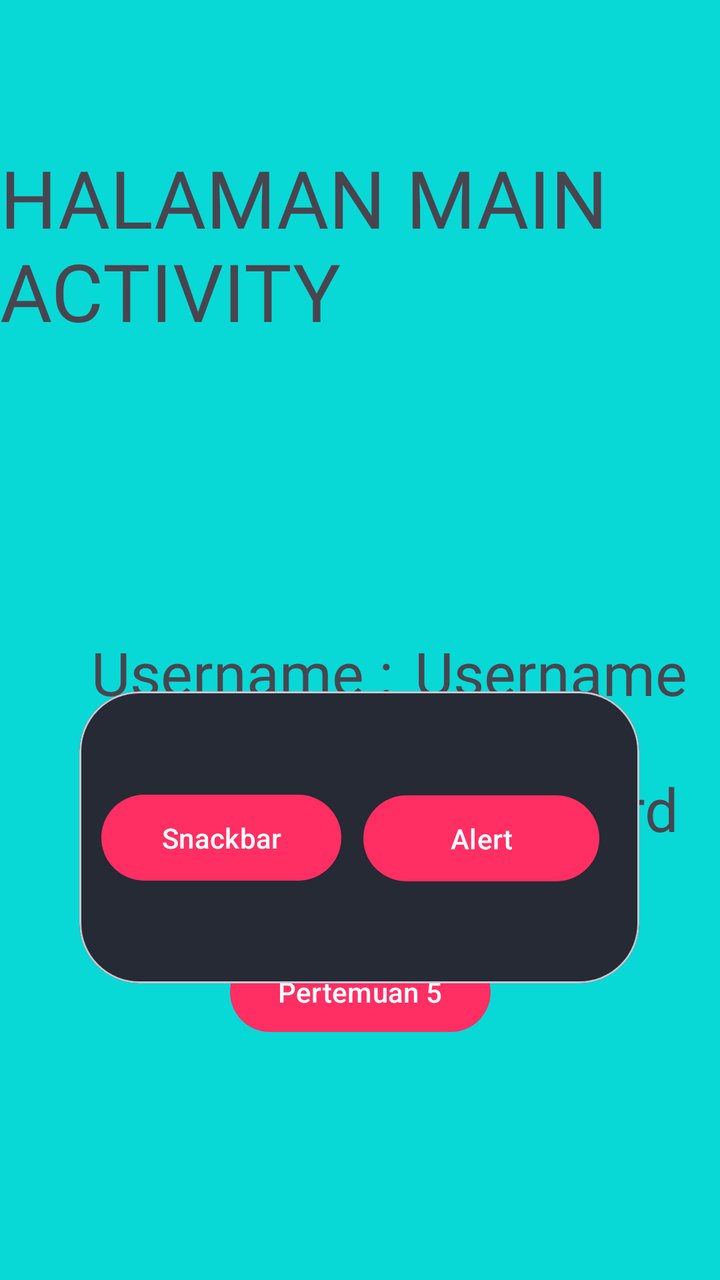
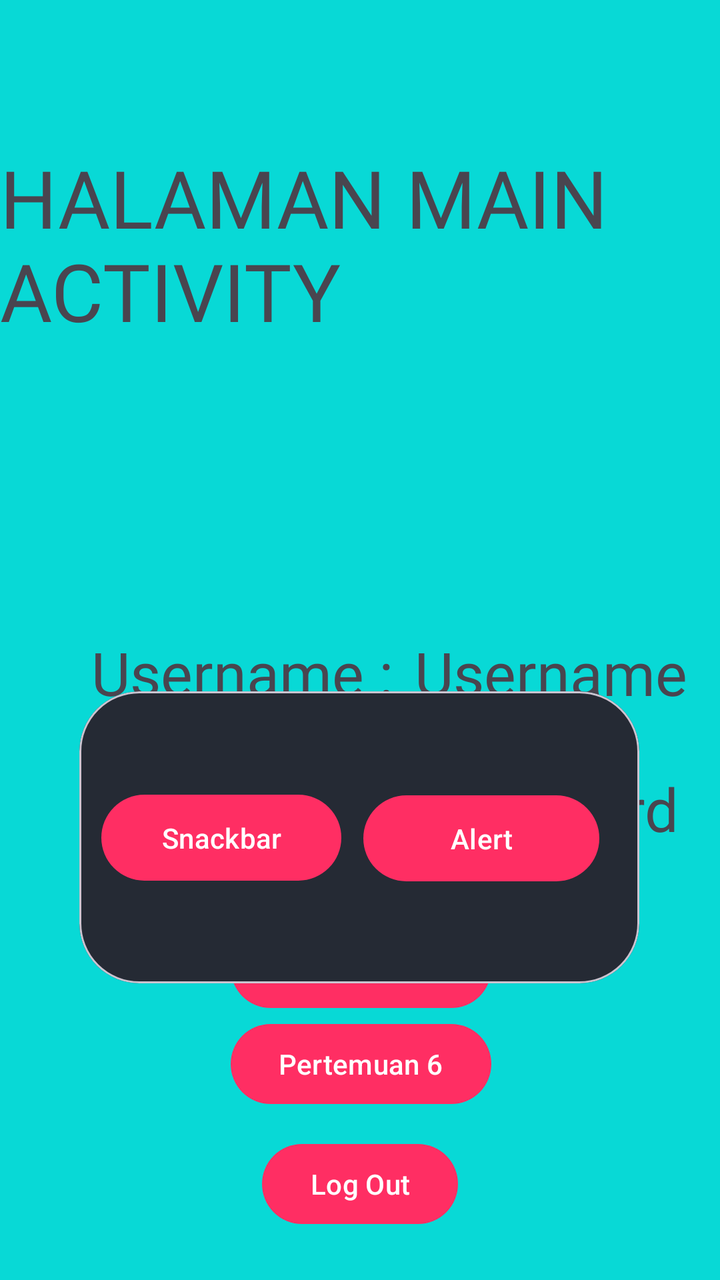

An Android layout rendered at two revisions. The XML below is the earlier revision; the diff shows what the commit changed to produce the second picture.
<!-- AndroidManifest.xml: application theme Theme.Pedro3TIA -->
<!-- res/layout/activity_main.xml -->
<?xml version="1.0" encoding="utf-8"?>
<androidx.constraintlayout.widget.ConstraintLayout xmlns:android="http://schemas.android.com/apk/res/android"
    xmlns:app="http://schemas.android.com/apk/res-auto"
    xmlns:tools="http://schemas.android.com/tools"
    android:id="@+id/main"
    android:background="@color/free"
    android:layout_width="match_parent"
    android:layout_height="match_parent"
    tools:context=".MainActivity">

    <TextView
        android:id="@+id/txtUsername"
        android:layout_width="wrap_content"
        android:layout_height="wrap_content"
        android:layout_marginTop="316dp"
        android:fontFamily="@font/bebasneue"
        android:text="Username "
        android:textSize="30sp"
        app:layout_constraintEnd_toEndOf="parent"
        app:layout_constraintHorizontal_bias="0.266"
        app:layout_constraintStart_toEndOf="@+id/textView4"
        app:layout_constraintTop_toTopOf="parent" />

    <TextView
        android:id="@+id/txtPassword"
        android:layout_width="wrap_content"
        android:layout_height="wrap_content"
        android:layout_marginTop="384dp"
        android:fontFamily="@font/bebasneue"
        android:text="Password "
        android:textSize="30sp"
        app:layout_constraintEnd_toEndOf="parent"
        app:layout_constraintHorizontal_bias="0.272"
        app:layout_constraintStart_toEndOf="@+id/textView5"
        app:layout_constraintTop_toTopOf="parent" />

    <TextView
        android:id="@+id/textView5"
        android:layout_width="wrap_content"
        android:layout_height="wrap_content"
        android:layout_marginTop="384dp"
        android:fontFamily="@font/bebasneue"
        android:text="Password : "
        android:textSize="30sp"
        app:layout_constraintEnd_toEndOf="parent"
        app:layout_constraintHorizontal_bias="0.229"
        app:layout_constraintStart_toStartOf="parent"
        app:layout_constraintTop_toTopOf="parent" />

    <TextView
        android:id="@+id/textView4"
        android:layout_width="wrap_content"
        android:layout_height="wrap_content"
        android:layout_marginTop="316dp"
        android:fontFamily="@font/bebasneue"
        android:text="Username : "
        android:textSize="30sp"
        app:layout_constraintEnd_toEndOf="parent"
        app:layout_constraintHorizontal_bias="0.227"
        app:layout_constraintStart_toStartOf="parent"
        app:layout_constraintTop_toTopOf="parent" />

    <TextView
        android:id="@+id/textView6"
        android:layout_width="wrap_content"
        android:layout_height="wrap_content"
        android:layout_marginTop="72dp"
        android:fontFamily="@font/bebasneue"
        android:text="HALAMAN MAIN ACTIVITY "
        android:textSize="40sp"
        app:layout_constraintEnd_toEndOf="parent"
        app:layout_constraintHorizontal_bias="0.48"
        app:layout_constraintStart_toStartOf="parent"
        app:layout_constraintTop_toTopOf="parent" />


    <com.google.android.material.card.MaterialCardView
        android:layout_width="280dp"
        android:layout_height="146dp"
        app:cardBackgroundColor="@color/black"
        app:cardCornerRadius="30dp"
        app:cardElevation="1dp"
        app:layout_constraintBottom_toBottomOf="parent"
        app:layout_constraintEnd_toEndOf="parent"
        app:layout_constraintHorizontal_bias="0.497"
        app:layout_constraintStart_toStartOf="parent"
        app:layout_constraintTop_toTopOf="parent"
        app:layout_constraintVertical_bias="0.7">


        <androidx.constraintlayout.widget.ConstraintLayout
            android:layout_width="match_parent"
            android:layout_height="match_parent">

            <Button
                android:id="@+id/btnAlert"
                android:layout_width="118dp"
                android:layout_height="51dp"
                android:layout_marginEnd="20dp"
                android:text="Alert"
                app:backgroundTint="@color/red"
                app:layout_constraintBottom_toBottomOf="parent"
                app:layout_constraintEnd_toEndOf="parent"
                app:layout_constraintTop_toTopOf="parent"
                app:layout_constraintVertical_bias="0.505" />

            <Button
                android:id="@+id/btnSnackbar"
                android:layout_width="120dp"
                android:layout_height="51dp"
                android:text="Snackbar"
                app:backgroundTint="@color/red"
                app:layout_constraintBottom_toBottomOf="parent"
                app:layout_constraintEnd_toStartOf="@+id/btnAlert"
                app:layout_constraintStart_toStartOf="parent"
                app:layout_constraintTop_toTopOf="parent" />
        </androidx.constraintlayout.widget.ConstraintLayout>


    </com.google.android.material.card.MaterialCardView>

    <ImageView
        android:id="@+id/imageView2"
        android:layout_width="176dp"
        android:layout_height="86dp"
        android:layout_marginTop="168dp"
        app:layout_constraintEnd_toEndOf="parent"
        app:layout_constraintHorizontal_bias="0.431"
        app:layout_constraintStart_toStartOf="parent"
        app:layout_constraintTop_toTopOf="parent" />

    <Button
        android:id="@+id/btnToLima"
        android:layout_width="wrap_content"
        android:layout_height="wrap_content"
        android:layout_marginBottom="120dp"
        android:text="Pertemuan 5"
        app:backgroundTint="@color/red"
        app:layout_constraintBottom_toBottomOf="parent"
        app:layout_constraintEnd_toEndOf="parent"
        app:layout_constraintHorizontal_bias="0.501"
        app:layout_constraintStart_toStartOf="parent" />

</androidx.constraintlayout.widget.ConstraintLayout>
<!-- resources referenced by this layout -->
<resources>
  <color name="black">#252A34</color>
  <color name="free">#08D9D6</color>
  <color name="red">#FF2E63</color>
  <style name="Theme.Pedro3TIA" parent="Base.Theme.Pedro3TIA" />
  <style name="Base.Theme.Pedro3TIA" parent="Theme.Material3.DayNight.NoActionBar">
          
          
      </style>
</resources>

<!-- the commit's change to res/layout/activity_main.xml (unified diff, before → after) -->
@@ -133,12 +133,35 @@
         android:id="@+id/btnToLima"
         android:layout_width="wrap_content"
         android:layout_height="wrap_content"
-        android:layout_marginBottom="120dp"
+        android:layout_marginBottom="132dp"
         android:text="Pertemuan 5"
         app:backgroundTint="@color/red"
         app:layout_constraintBottom_toBottomOf="parent"
         app:layout_constraintEnd_toEndOf="parent"
-        app:layout_constraintHorizontal_bias="0.501"
+        app:layout_constraintHorizontal_bias="0.502"
+        app:layout_constraintStart_toStartOf="parent" />
+
+    <Button
+        android:id="@+id/btnToEnam"
+        android:layout_width="wrap_content"
+        android:layout_height="wrap_content"
+        android:layout_marginBottom="84dp"
+        android:text="Pertemuan 6"
+        app:backgroundTint="@color/red"
+        app:layout_constraintBottom_toBottomOf="parent"
+        app:layout_constraintEnd_toEndOf="parent"
+        app:layout_constraintHorizontal_bias="0.502"
+        app:layout_constraintStart_toStartOf="parent" />
+
+    <Button
+        android:id="@+id/btnLogout"
+        android:layout_width="wrap_content"
+        android:layout_height="wrap_content"
+        android:layout_marginBottom="24dp"
+        android:text="Log Out"
+        app:backgroundTint="@color/red"
+        app:layout_constraintBottom_toBottomOf="parent"
+        app:layout_constraintEnd_toEndOf="parent"
         app:layout_constraintStart_toStartOf="parent" />
 
 </androidx.constraintlayout.widget.ConstraintLayout>
